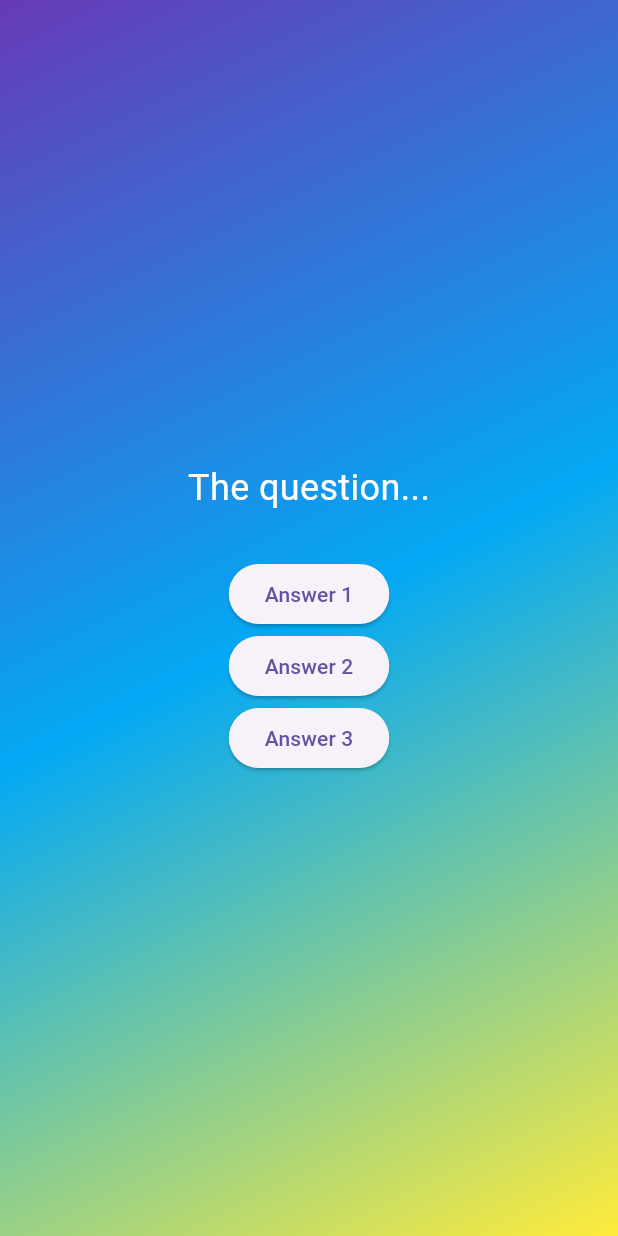
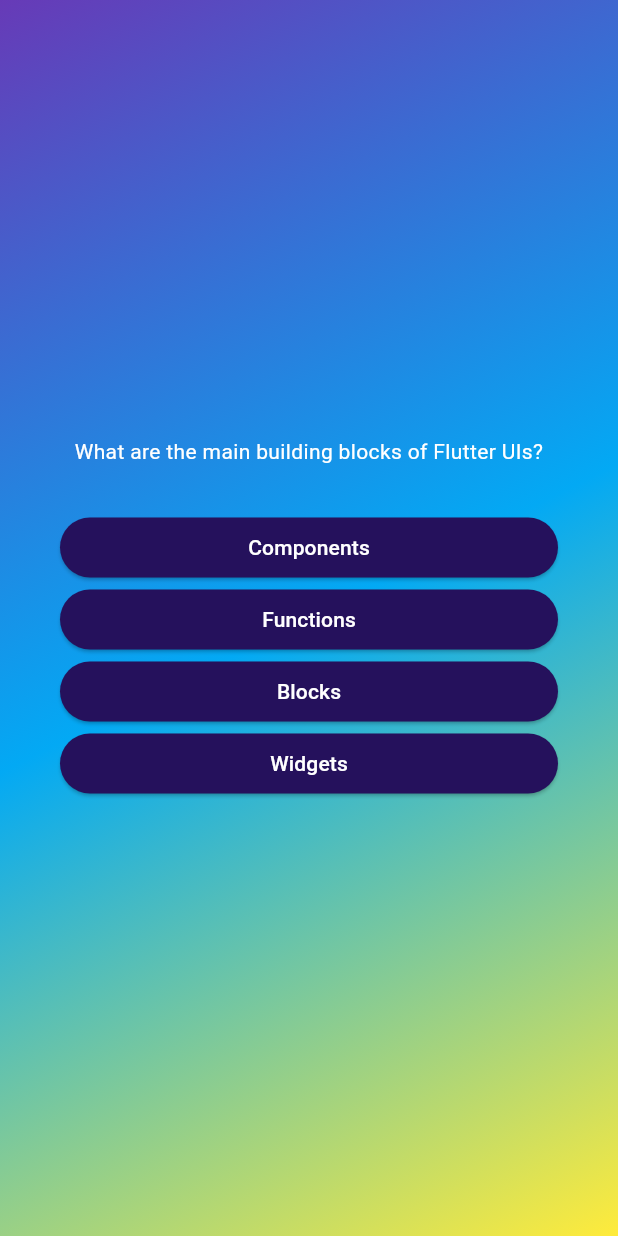
Before and after one commit to shihyuchou621/flutter_adv_basics, a Flutter app: the screen it shows after launch, after a tap on "Start Quiz", on a phone screen of 412 x 824 dp. Run offline on Flutter 3.47's test engine with Material 3 defaults, Android fonts, the phone set to English and light mode, and no system bars.

Commit message:
feat: add questions

```diff
--- a/lib/models/answer_button.dart
+++ b/lib/models/answer_button.dart
@@ -1,7 +1,15 @@
 import 'package:flutter/material.dart';
 
 class AnswerButton extends StatelessWidget {
-  const AnswerButton(this.answerText, this.onPress, {super.key});
+  // 非命名參數：使用時要按照順序指定參數值
+  // const AnswerButton(this.answerText, this.onPress, {super.key});
+
+  // 命名參數：使用時要指定參數名稱，順序不拘
+  const AnswerButton({
+    super.key,
+    required this.answerText,
+    required this.onPress,
+  });
 
   final String answerText;
   final void Function() onPress;
@@ -9,8 +17,18 @@ class AnswerButton extends StatelessWidget {
   @override
   Widget build(BuildContext context) {
     return ElevatedButton(
-      onPressed: () {},
-      style: ElevatedButton.styleFrom(),
+      onPressed: onPress,
+      style: ElevatedButton.styleFrom(
+        padding: const EdgeInsets.symmetric(
+          vertical: 10,
+          horizontal: 40,
+        ),
+        backgroundColor: const Color.fromARGB(255, 37, 17, 92),
+        foregroundColor: Colors.white, // 字體顏色
+        shape: RoundedRectangleBorder(
+          borderRadius: BorderRadius.circular(20),
+        ),
+      ),
       child: Text(answerText),
     );
   }
--- a/lib/models/quiz_question.dart
+++ b/lib/models/quiz_question.dart
@@ -3,4 +3,10 @@ class QuizQuestion {
 
   final String text;
   final List<String> answers;
+
+  List<String> getShuffledAnswers() {
+    final shuffledList = List.of(answers);
+    shuffledList.shuffle();
+    return shuffledList;
+  }
 }
--- a/lib/questions_screen.dart
+++ b/lib/questions_screen.dart
@@ -1,43 +1,62 @@
+import 'package:adv_basics/data/questions.dart';
 import 'package:flutter/material.dart';
 
+import 'package:adv_basics/models/answer_button.dart';
+
+// 定義一個 StatefulWidget（可在生命週期內改變狀態）
 class QuestionsScreen extends StatefulWidget {
+  // 使用 const 關鍵字來創建一個不可變的 widget
   const QuestionsScreen({super.key});
 
+  // 覆寫 createState 方法來創建這個 widget 的狀態並返回一個新的 _QuestionsScreenState 實例
   @override
   State<QuestionsScreen> createState() {
     return _QuestionsScreenState();
   }
 }
 
+// 定義 _QuestionsScreenState 類，這個類保存了 QuestionsScreen widget 的狀態
 class _QuestionsScreenState extends State<QuestionsScreen> {
+  // 覆寫 build 方法來描述這個 widget 的 UI
+
+  var currentQuestionIndex = 0;
+
+  void answerQuestion() {
+    setState(() {
+      currentQuestionIndex++;
+    });
+  }
+
   @override
   Widget build(context) {
+    final currentQuestion = questions[currentQuestionIndex];
+
+    // 返回一個 SizedBox widget，這個 widget 可以強制其子 widget 有特定的寬度和高度
     return SizedBox(
-      width: double.infinity,
+      width: double.infinity, // 使 widget 的寬度盡可能大
+      child: Container(
+        margin: const EdgeInsets.all(40),
         child: Column(
-        mainAxisAlignment: MainAxisAlignment.center,
+          mainAxisAlignment: MainAxisAlignment.center, // 使子 widget 在主軸方向上居中
+          crossAxisAlignment:
+              CrossAxisAlignment.stretch, // 使子 widget 在交叉軸方向上填滿父 widget
           children: [
-          const Text(
-            'The question...',
-            style: TextStyle(
+            Text(
+              currentQuestion.text,
+              style: const TextStyle(
                 color: Colors.white,
-              fontSize: 24,
               ),
+              textAlign: TextAlign.center,
             ),
             const SizedBox(height: 30),
-          ElevatedButton(
-            onPressed: () {},
-            child: const Text('Answer 1'),
+            ...currentQuestion.getShuffledAnswers().map((answer) {
+              return AnswerButton(
+                answerText: answer,
+                onPress: answerQuestion,
+              );
+            }),
+          ],
         ),
-          ElevatedButton(
-            onPressed: () {},
-            child: const Text('Answer 2'),
-          ),
-          ElevatedButton(
-            onPressed: () {},
-            child: const Text('Answer 3'),
-          ),
-        ],
       ),
     );
   }
```
Lines whose indentation alone changed are shown as unchanged.
